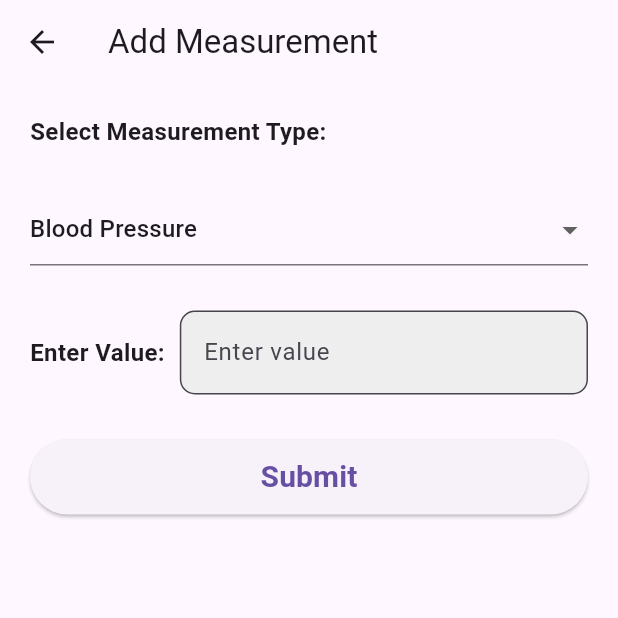
After one commit to ywu256/MAPD722_Project, a Flutter app: the AddMeasurementPage screen opened directly, on a phone screen of 412 x 824 dp, the top half of it. The commit adds this screen. Run offline on Flutter 3.47's test engine with Material 3 defaults, Android fonts, the light colour scheme and no system bars.

Commit message:
Added a new AddMeasurement screen

```diff
--- /dev/null
+++ b/lib/AddMeasurementScreen.dart
@@ -0,0 +1,105 @@
+import 'package:flutter/material.dart';
+
+
+class AddMeasurementPage extends StatefulWidget{
+const AddMeasurementPage({super.key});
+
+  @override
+  State<StatefulWidget> createState() {
+    return _AddMeasurementState();
+  }
+}
+
+class _AddMeasurementState extends State<AddMeasurementPage> {
+
+static const List<String> measurementTypes = <String>[
+    "Blood Pressure",
+    "Heartbeat Rate",
+    "Blood Oxygen Level",
+    "Respiratory Rate"
+  ];
+
+  String dropdownvalue = measurementTypes.first;
+
+  final TextEditingController valueController = TextEditingController();
+
+  void _submit () {
+    String selectedMeasurement = dropdownvalue;
+    String enteredValue = valueController.text.trim();
+
+    Navigator.pop(context, {
+      'measurementType': selectedMeasurement,
+      'value': enteredValue,
+    });
+  }
+  @override
+  Widget build(BuildContext context) {
+    return Scaffold(
+      appBar: AppBar(title: const Text("Add Measurement"),),
+      body: Padding(
+        padding: const EdgeInsets.all(20),
+        child: Column(
+          crossAxisAlignment: CrossAxisAlignment.start,
+          children: [
+            const Text('Select Measurement Type:', style: TextStyle(fontSize: 16, fontWeight: FontWeight.bold),),
+            const SizedBox(height: 30,),
+
+            // Dropdown for selecting measurement type
+            SizedBox(
+              width: double.infinity,
+              child: DropdownButtonFormField<String>(
+              value: dropdownvalue,
+              isExpanded: true,
+              onChanged:(String? newValue) {
+                setState(() {
+                  dropdownvalue = newValue!;
+                });
+              },
+              items: measurementTypes.map<DropdownMenuItem<String>>((String value) {
+                return DropdownMenuItem(value: value, child: Text(value));
+              }).toList(),
+              )
+            ),
+
+            const SizedBox(height: 30,),
+
+            Row(
+              children: [
+                const Text('Enter Value:', style: TextStyle(fontSize: 16, fontWeight: FontWeight.bold),),
+                const SizedBox(width: 10),
+
+                Expanded(child:
+                TextField(
+                  controller: valueController,
+                  decoration: InputDecoration(
+                    border: OutlineInputBorder(
+                      borderRadius: BorderRadius.circular(10),
+                    ),
+                    filled: true,
+                    fillColor: Colors.grey[200],
+                    hintText: 'Enter value',
+                  ),
+                ),
+                ),
+              ],
+            ),
+
+            const SizedBox(height: 30),
+
+            Center(
+              child: SizedBox(
+                width: double.infinity,
+                height: 50,
+                child: ElevatedButton(
+                  onPressed: _submit,
+                  child: const Text("Submit", style: TextStyle(fontSize: 20, fontWeight: FontWeight.bold)),
+                ),
+              ),
+            ),
+          ],
+        ),
+        ),
+    );
+  }
+
+}
```
Also changed, not shown: lib/PatientDetailsScreen.dart (+1 -14 lines).
